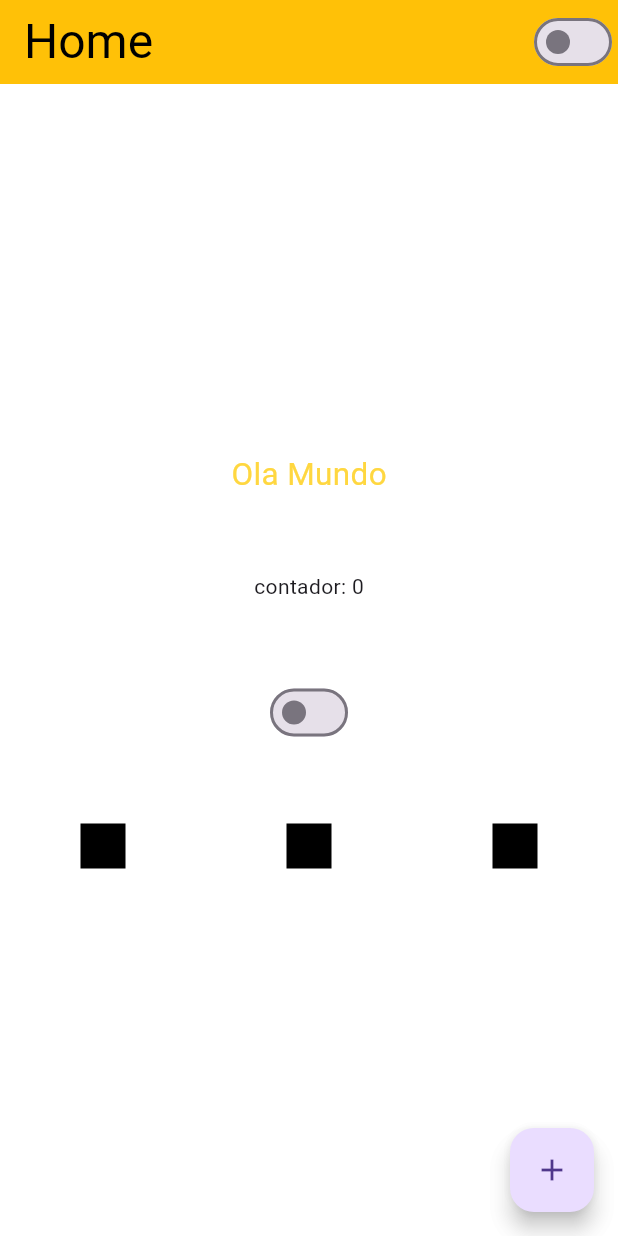
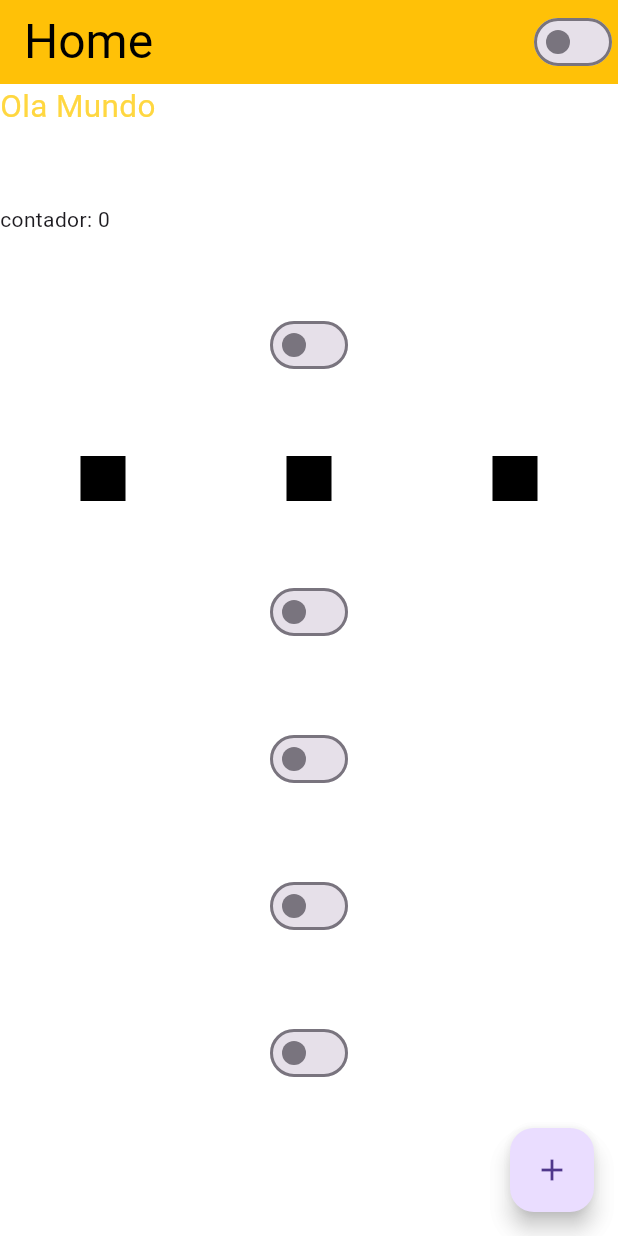
Before and after one commit to AllanSchneck/Curso_Flutterando, a Flutter app: the screen it shows after launch, on a phone screen of 412 x 824 dp. Run offline on Flutter 3.47's test engine with Material 3 defaults, Android fonts, the phone set to English and light mode, and no system bars.

```diff
--- a/treino/lib/Home_Page.dart
+++ b/treino/lib/Home_Page.dart
@@ -1,5 +1,6 @@
 import 'package:flutter/cupertino.dart';
 import 'package:flutter/material.dart';
+import 'package:flutter/rendering.dart';
 import 'package:flutter/services.dart';
 import 'package:treino/App_Controler.dart';
 
@@ -27,8 +28,9 @@ class HomePageState extends State<HomePage> {
       body: Container(
         height: double.infinity,
         width: double.infinity,
-        child: Column(
-          mainAxisAlignment: MainAxisAlignment.center,
+        child: ListView(
+          scrollDirection: Axis.vertical,
+ //         mainAxisAlignment: MainAxisAlignment.center,
           children: [
             Text('Ola Mundo',
                 style: TextStyle(color: Colors.amberAccent, fontSize: 21)),
@@ -52,6 +54,14 @@ class HomePageState extends State<HomePage> {
                 Container(width: 30, height: 30, color: Colors.black),
               ],
             ),
+            Container(height: 50,),
+            CustomSwitch(),
+            Container(height: 50,),
+            CustomSwitch(),
+            Container(height: 50,),
+            CustomSwitch(),
+            Container(height: 50,),
+            CustomSwitch(),
           ],
         ),
       ),
```
